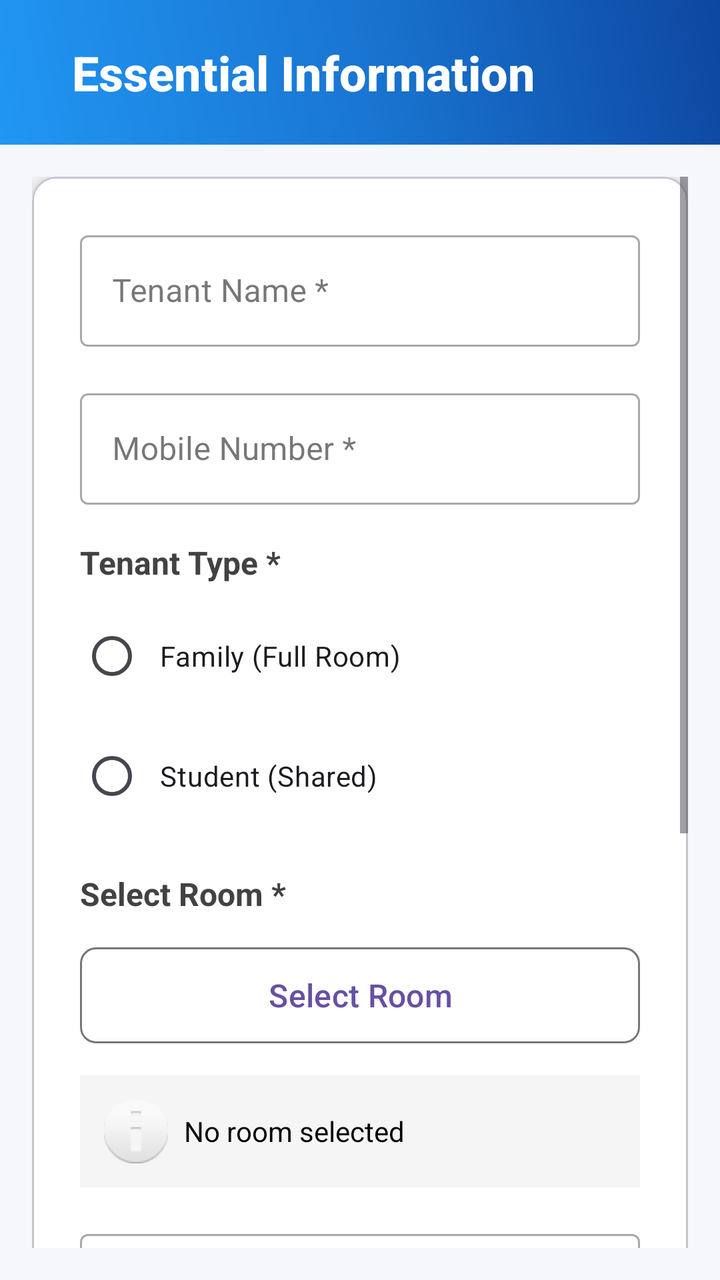
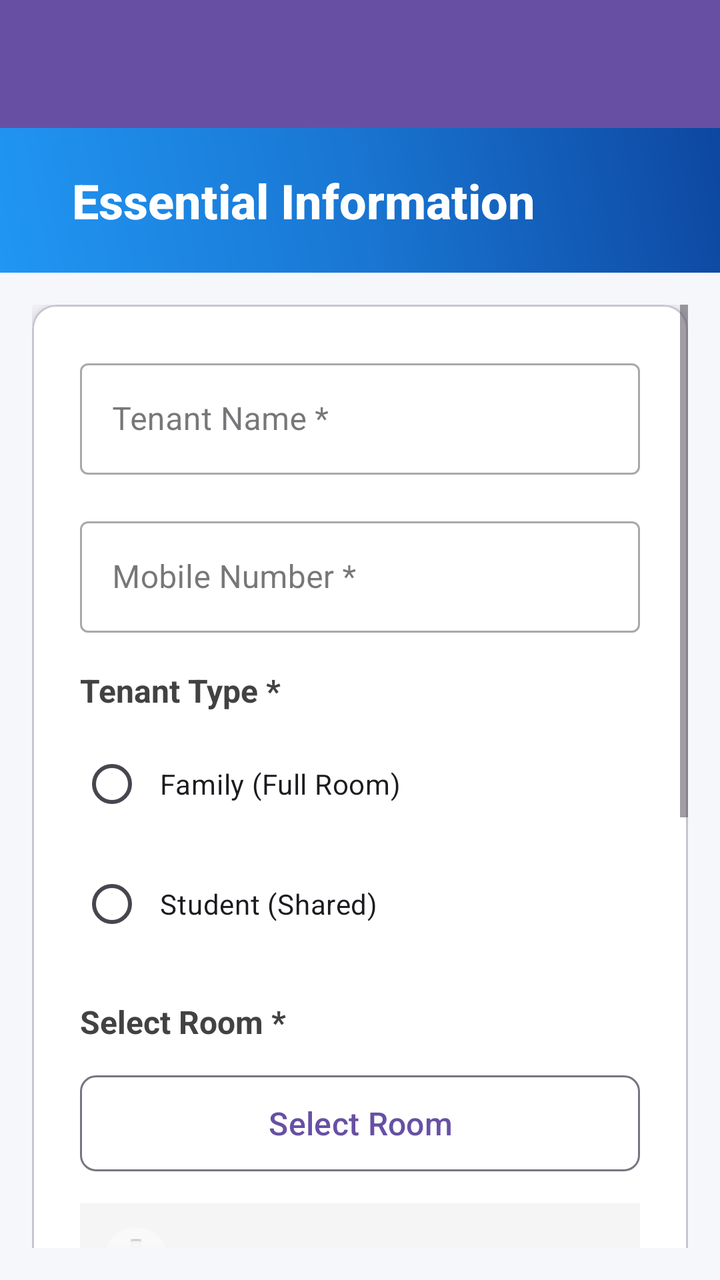

The first picture is an Android layout as it rendered before a commit; the second is the same layout after the commit. The layout source and the unified diff follow.
<!-- AndroidManifest.xml: application theme Theme.RentMangment -->
<!-- res/layout/activity_add_tenant.xml -->
<?xml version="1.0" encoding="utf-8"?>
<LinearLayout xmlns:android="http://schemas.android.com/apk/res/android"
    xmlns:app="http://schemas.android.com/apk/res-auto"
    android:layout_width="match_parent"
    android:layout_height="match_parent"
    android:background="#F5F7FA"
    android:orientation="vertical">

    
    <RelativeLayout
        android:layout_width="match_parent"
        android:layout_height="wrap_content"
        android:background="@drawable/nav_header_gradient"
        android:padding="20dp">

        <ImageView
            android:id="@+id/ivBack"
            android:layout_width="24dp"
            android:layout_height="24dp"
            android:layout_alignParentStart="true"
            android:layout_centerVertical="true"
            android:clickable="true"
            android:contentDescription="Back"
            android:focusable="true"
            android:src="@drawable/ic_arrow_back_white"
            android:visibility="gone" />

        <TextView
            android:layout_width="match_parent"
            android:layout_height="wrap_content"
            android:layout_centerVertical="true"
            android:layout_marginStart="16dp"
            android:layout_toEndOf="@id/ivBack"
            android:fontFamily="sans-serif-medium"
            android:text="Essential Information"
            android:textColor="@android:color/white"
            android:textSize="24sp"
            android:textStyle="bold" />

    </RelativeLayout>

    
    <ScrollView
        android:layout_width="match_parent"
        android:layout_height="match_parent"
        android:fillViewport="true"
        android:padding="16dp">

        <LinearLayout
            android:layout_width="match_parent"
            android:layout_height="wrap_content"
            android:orientation="vertical">

            
            <com.google.android.material.card.MaterialCardView
                android:layout_width="match_parent"
                android:layout_height="wrap_content"
                android:layout_marginBottom="20dp"
                app:cardBackgroundColor="@android:color/white"
                app:cardCornerRadius="12dp"
                app:cardElevation="6dp">

                <LinearLayout
                    android:layout_width="match_parent"
                    android:layout_height="wrap_content"
                    android:orientation="vertical"
                    android:padding="24dp">

                    
                    <TextView
                        android:layout_width="match_parent"
                        android:layout_height="wrap_content"
                        android:layout_marginBottom="20dp"
                        android:fontFamily="sans-serif-medium"
                        android:text="Essential Information"
                        android:textColor="#212121"
                        android:textSize="20sp"
                        android:textStyle="bold"
                        android:visibility="gone" />

                    
                    <com.google.android.material.textfield.TextInputLayout
                        android:layout_width="match_parent"
                        android:layout_height="wrap_content"
                        android:layout_marginBottom="18dp"
                        style="@style/Widget.MaterialComponents.TextInputLayout.OutlinedBox">

                        <com.google.android.material.textfield.TextInputEditText
                            android:id="@+id/etName"
                            android:layout_width="match_parent"
                            android:layout_height="wrap_content"
                            android:hint="Tenant Name *"
                            android:inputType="textPersonName|textCapWords" />
                    </com.google.android.material.textfield.TextInputLayout>

                    
                    <com.google.android.material.textfield.TextInputLayout
                        android:layout_width="match_parent"
                        android:layout_height="wrap_content"
                        android:layout_marginBottom="18dp"
                        style="@style/Widget.MaterialComponents.TextInputLayout.OutlinedBox">

                        <com.google.android.material.textfield.TextInputEditText
                            android:id="@+id/etMobile"
                            android:layout_width="match_parent"
                            android:layout_height="wrap_content"
                            android:hint="Mobile Number *"
                            android:inputType="phone"
                            android:maxLength="10" />
                    </com.google.android.material.textfield.TextInputLayout>

                    
                    <TextView
                        android:layout_width="match_parent"
                        android:layout_height="wrap_content"
                        android:layout_marginBottom="12dp"
                        android:text="Tenant Type *"
                        android:textColor="#424242"
                        android:textSize="16sp"
                        android:textStyle="bold" />

                    <RadioGroup
                        android:id="@+id/rgTenantType"
                        android:layout_width="match_parent"
                        android:layout_height="wrap_content"
                        android:layout_marginBottom="24dp"
                        android:orientation="vertical">

                        <RadioButton
                            android:id="@+id/rbFamily"
                            android:layout_width="wrap_content"
                            android:layout_height="wrap_content"
                            android:layout_marginBottom="12dp"
                            android:paddingStart="8dp"
                            android:paddingEnd="8dp"
                            android:text="Family (Full Room)"
                            android:textSize="14sp" />

                        <RadioButton
                            android:id="@+id/rbStudent"
                            android:layout_width="wrap_content"
                            android:layout_height="wrap_content"
                            android:paddingStart="8dp"
                            android:paddingEnd="8dp"
                            android:text="Student (Shared)"
                            android:textSize="14sp" />

                    </RadioGroup>

                    
                    <TextView
                        android:layout_width="match_parent"
                        android:layout_height="wrap_content"
                        android:layout_marginBottom="12dp"
                        android:text="Select Room *"
                        android:textColor="#424242"
                        android:textSize="16sp"
                        android:textStyle="bold" />

                    <com.google.android.material.button.MaterialButton
                        android:id="@+id/btnSelectRoom"
                        android:layout_width="match_parent"
                        android:layout_height="56dp"
                        android:layout_marginBottom="12dp"
                        android:text="Select Room"
                        android:textSize="16sp"
                        app:cornerRadius="8dp"
                        style="@style/Widget.Material3.Button.OutlinedButton" />

                    <TextView
                        android:id="@+id/tvSelectedRoom"
                        android:layout_width="match_parent"
                        android:layout_height="wrap_content"
                        android:layout_marginBottom="18dp"
                        android:background="#F5F5F5"
                        android:drawablePadding="8dp"
                        android:drawableStart="@android:drawable/ic_dialog_info"
                        android:gravity="center_vertical"
                        android:padding="12dp"
                        android:text="No room selected"
                        android:textColor="#050505"
                        android:textSize="14sp" />

                    
                    <Spinner
                        android:id="@+id/spinnerRoomSelection"
                        android:layout_width="match_parent"
                        android:layout_height="48dp"
                        android:layout_marginBottom="12dp"
                        android:visibility="gone" />

                    
                    <com.google.android.material.textfield.TextInputLayout
                        android:layout_width="match_parent"
                        android:layout_height="wrap_content"
                        android:layout_marginBottom="18dp"
                        app:prefixText="₹"
                        style="@style/Widget.MaterialComponents.TextInputLayout.OutlinedBox">

                        <com.google.android.material.textfield.TextInputEditText
                            android:id="@+id/etRentAmount"
                            android:layout_width="match_parent"
                            android:layout_height="wrap_content"
                            android:hint="Monthly Rent *"
                            android:inputType="numberDecimal" />
                    </com.google.android.material.textfield.TextInputLayout>

                    
                    <com.google.android.material.textfield.TextInputLayout
                        android:layout_width="match_parent"
                        android:layout_height="wrap_content"
                        android:layout_marginBottom="12dp"
                        style="@style/Widget.MaterialComponents.TextInputLayout.OutlinedBox">

                        <com.google.android.material.textfield.TextInputEditText
                            android:id="@+id/etLeaseStart"
                            android:layout_width="match_parent"
                            android:layout_height="wrap_content"
                            android:clickable="true"
                            android:drawableEnd="@android:drawable/ic_menu_today"
                            android:drawablePadding="8dp"
                            android:focusable="false"
                            android:hint="Lease Start Date *" />
                    </com.google.android.material.textfield.TextInputLayout>

                </LinearLayout>
            </com.google.android.material.card.MaterialCardView>

            
            <com.google.android.material.card.MaterialCardView
                android:id="@+id/cardMoreInfo"
                android:layout_width="match_parent"
                android:layout_height="wrap_content"
                android:layout_marginBottom="20dp"
                android:clickable="true"
                android:focusable="true"
                android:foreground="?android:attr/selectableItemBackground"
                app:cardBackgroundColor="@android:color/white"
                app:cardCornerRadius="12dp"
                app:cardElevation="3dp">

                <LinearLayout
                    android:layout_width="match_parent"
                    android:layout_height="wrap_content"
                    android:gravity="center_vertical"
                    android:orientation="horizontal"
                    android:padding="24dp">

                    <TextView
                        android:id="@+id/tvMoreInfo"
                        android:layout_width="0dp"
                        android:layout_height="wrap_content"
                        android:layout_weight="1"
                        android:fontFamily="sans-serif-medium"
                        android:text="More Info ▼"
                        android:textColor="#212121"
                        android:textSize="18sp"
                        android:textStyle="bold" />

                    <TextView
                        android:layout_width="wrap_content"
                        android:layout_height="wrap_content"
                        android:text="Additional Details"
                        android:textColor="#757575"
                        android:textSize="14sp" />

                </LinearLayout>
            </com.google.android.material.card.MaterialCardView>

            
            <LinearLayout
                android:id="@+id/layoutAdditionalFields"
                android:layout_width="match_parent"
                android:layout_height="wrap_content"
                android:orientation="vertical"
                android:visibility="gone">

                <com.google.android.material.card.MaterialCardView
                    android:layout_width="match_parent"
                    android:layout_height="wrap_content"
                    android:layout_marginBottom="20dp"
                    app:cardBackgroundColor="@android:color/white"
                    app:cardCornerRadius="12dp"
                    app:cardElevation="6dp">

                    <LinearLayout
                        android:layout_width="match_parent"
                        android:layout_height="wrap_content"
                        android:orientation="vertical"
                        android:padding="24dp">

                        <TextView
                            android:layout_width="match_parent"
                            android:layout_height="wrap_content"
                            android:layout_marginBottom="24dp"
                            android:fontFamily="sans-serif-medium"
                            android:text="Additional Information"
                            android:textColor="#212121"
                            android:textSize="20sp"
                            android:textStyle="bold" />

                        
                        <com.google.android.material.textfield.TextInputLayout
                            android:layout_width="match_parent"
                            android:layout_height="wrap_content"
                            android:layout_marginBottom="18dp"
                            style="@style/Widget.MaterialComponents.TextInputLayout.OutlinedBox">

                            <com.google.android.material.textfield.TextInputEditText
                                android:id="@+id/etEmail"
                                android:layout_width="match_parent"
                                android:layout_height="wrap_content"
                                android:hint="Email Address"
                                android:inputType="textEmailAddress" />
                        </com.google.android.material.textfield.TextInputLayout>

                        
                        <com.google.android.material.textfield.TextInputLayout
                            android:layout_width="match_parent"
                            android:layout_height="wrap_content"
                            android:layout_marginBottom="18dp"
                            style="@style/Widget.MaterialComponents.TextInputLayout.OutlinedBox">

                            <com.google.android.material.textfield.TextInputEditText
                                android:id="@+id/etLeaseEnd"
                                android:layout_width="match_parent"
                                android:layout_height="wrap_content"
                                android:clickable="true"
                                android:drawableEnd="@android:drawable/ic_menu_today"
                                android:drawablePadding="8dp"
                                android:focusable="false"
                                android:hint="Lease End Date (Auto: +1 year)" />
                        </com.google.android.material.textfield.TextInputLayout>

                        
                        <com.google.android.material.textfield.TextInputLayout
                            android:layout_width="match_parent"
                            android:layout_height="wrap_content"
                            android:layout_marginBottom="18dp"
                            app:prefixText="₹"
                            style="@style/Widget.MaterialComponents.TextInputLayout.OutlinedBox">

                            <com.google.android.material.textfield.TextInputEditText
                                android:id="@+id/etSecurityDeposit"
                                android:layout_width="match_parent"
                                android:layout_height="wrap_content"
                                android:hint="Security Deposit"
                                android:inputType="numberDecimal" />
                        </com.google.android.material.textfield.TextInputLayout>

                        
                        <com.google.android.material.textfield.TextInputLayout
                            android:layout_width="match_parent"
                            android:layout_height="wrap_content"
                            android:layout_marginBottom="18dp"
                            style="@style/Widget.MaterialComponents.TextInputLayout.OutlinedBox">

                            <com.google.android.material.textfield.TextInputEditText
                                android:id="@+id/etEmergencyName"
                                android:layout_width="match_parent"
                                android:layout_height="wrap_content"
                                android:hint="Emergency Contact Name"
                                android:inputType="textPersonName|textCapWords" />
                        </com.google.android.material.textfield.TextInputLayout>

                        
                        <com.google.android.material.textfield.TextInputLayout
                            android:layout_width="match_parent"
                            android:layout_height="wrap_content"
                            android:layout_marginBottom="18dp"
                            style="@style/Widget.MaterialComponents.TextInputLayout.OutlinedBox">

                            <com.google.android.material.textfield.TextInputEditText
                                android:id="@+id/etEmergencyPhone"
                                android:layout_width="match_parent"
                                android:layout_height="wrap_content"
                                android:hint="Emergency Contact Phone"
                                android:inputType="phone"
                                android:maxLength="10" />
                        </com.google.android.material.textfield.TextInputLayout>

                        
                        <com.google.android.material.textfield.TextInputLayout
                            android:layout_width="match_parent"
                            android:layout_height="wrap_content"
                            android:layout_marginBottom="18dp"
                            style="@style/Widget.MaterialComponents.TextInputLayout.OutlinedBox">

                            <com.google.android.material.textfield.TextInputEditText
                                android:id="@+id/etIdProofType"
                                android:layout_width="match_parent"
                                android:layout_height="wrap_content"
                                android:hint="ID Proof Type (e.g., Aadhaar, PAN)"
                                android:inputType="text|textCapWords" />
                        </com.google.android.material.textfield.TextInputLayout>

                        
                        <com.google.android.material.textfield.TextInputLayout
                            android:layout_width="match_parent"
                            android:layout_height="wrap_content"
                            android:layout_marginBottom="18dp"
                            style="@style/Widget.MaterialComponents.TextInputLayout.OutlinedBox">

                            <com.google.android.material.textfield.TextInputEditText
                                android:id="@+id/etIdProofNumber"
                                android:layout_width="match_parent"
                                android:layout_height="wrap_content"
                                android:hint="ID Proof Number"
                                android:inputType="textCapCharacters" />
                        </com.google.android.material.textfield.TextInputLayout>

                        
                        <com.google.android.material.textfield.TextInputLayout
                            android:layout_width="match_parent"
                            android:layout_height="wrap_content"
                            android:layout_marginBottom="12dp"
                            style="@style/Widget.MaterialComponents.TextInputLayout.OutlinedBox">

                            <com.google.android.material.textfield.TextInputEditText
                                android:id="@+id/etNotes"
                                android:layout_width="match_parent"
                                android:layout_height="wrap_content"
                                android:gravity="top|start"
                                android:hint="Additional Notes"
                                android:inputType="textMultiLine|textCapSentences"
                                android:lines="3"
                                android:maxLines="5" />
                        </com.google.android.material.textfield.TextInputLayout>

                    </LinearLayout>
                </com.google.android.material.card.MaterialCardView>
            </LinearLayout>

            
            <com.google.android.material.button.MaterialButton
                android:id="@+id/btnSaveTenant"
                android:layout_width="match_parent"
                android:layout_height="56dp"
                android:layout_marginTop="8dp"
                android:layout_marginBottom="24dp"
                android:backgroundTint="#3F51B5"
                android:text="Add Tenant"
                android:textAllCaps="false"
                android:textColor="@android:color/white"
                android:textSize="16sp"
                android:textStyle="bold"
                app:cornerRadius="12dp" />

        </LinearLayout>
    </ScrollView>
</LinearLayout>
<!-- resources referenced by this layout -->
<resources>
  <!-- drawable ic_arrow_back_white (drawable) -->
  <vector xmlns:android="http://schemas.android.com/apk/res/android"
      android:width="24dp"
      android:height="24dp"
      android:viewportWidth="24"
      android:viewportHeight="24"
      android:tint="@android:color/white">
      <path
          android:fillColor="@android:color/white"
          android:pathData="M20,11H7.83l5.59,-5.59L12,4l-8,8 8,8 1.41,-1.41L7.83,13H20v-2z"/>
  </vector>
  <!-- drawable nav_header_gradient (drawable) -->
  <?xml version="1.0" encoding="utf-8"?>
  <shape xmlns:android="http://schemas.android.com/apk/res/android">
      <gradient
          android:angle="45"
          android:startColor="#2196F3"
          android:centerColor="#1976D2"
          android:endColor="#0D47A1"
          android:type="linear" />
  </shape>
  <style name="Theme.RentMangment" parent="Base.Theme.RentMangment" />
  <style name="Base.Theme.RentMangment" parent="Theme.Material3.DayNight.NoActionBar">
          
          
      </style>
</resources>

<!-- the commit's change to res/layout/activity_add_tenant.xml (unified diff, before → after) -->
@@ -5,7 +5,18 @@
     android:layout_height="match_parent"
     android:background="#F5F7FA"
     android:orientation="vertical">
-
+    <com.google.android.material.appbar.AppBarLayout
+        android:layout_width="match_parent"
+        android:layout_height="wrap_content">
+
+        <com.google.android.material.appbar.MaterialToolbar
+            android:id="@+id/toolbar_add_tenant"
+            android:layout_width="match_parent"
+            android:layout_height="?attr/actionBarSize"
+            app:titleTextColor="@android:color/white"
+            android:background="?attr/colorPrimary" />
+
+    </com.google.android.material.appbar.AppBarLayout>
     
     <RelativeLayout
         android:layout_width="match_parent"
